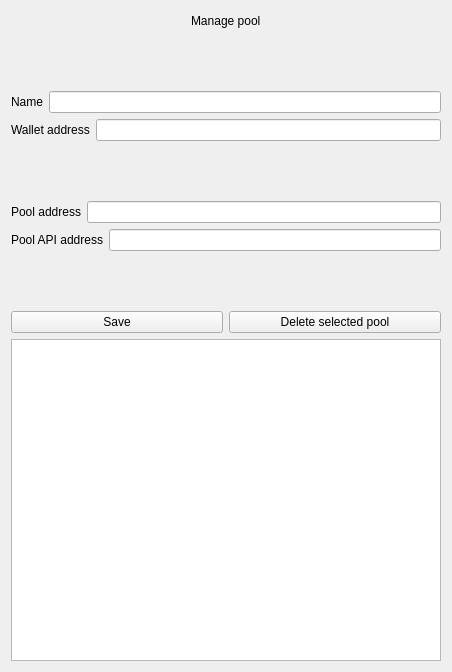
Above: managepools.ui from Christophedlr/PoolsAccountInformations before the change. Below: the same form after it.
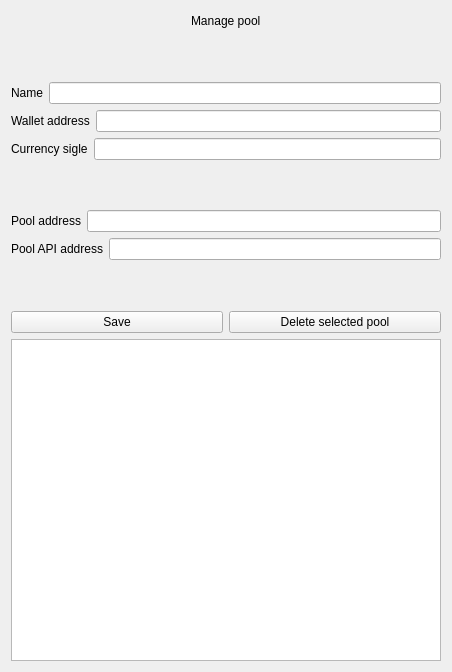
That is the form after the change.

Patch:
```diff
--- a/managepools.ui
+++ b/managepools.ui
@@ -94,6 +94,20 @@
        </item>
       </layout>
      </item>
+     <item>
+      <layout class="QHBoxLayout" name="horizontalLayout_7">
+       <item>
+        <widget class="QLabel" name="label_5">
+         <property name="text">
+          <string>Currency sigle</string>
+         </property>
+        </widget>
+       </item>
+       <item>
+        <widget class="QLineEdit" name="edit_currency"/>
+       </item>
+      </layout>
+     </item>
      <item>
       <spacer name="verticalSpacer_3">
        <property name="orientation">
```
